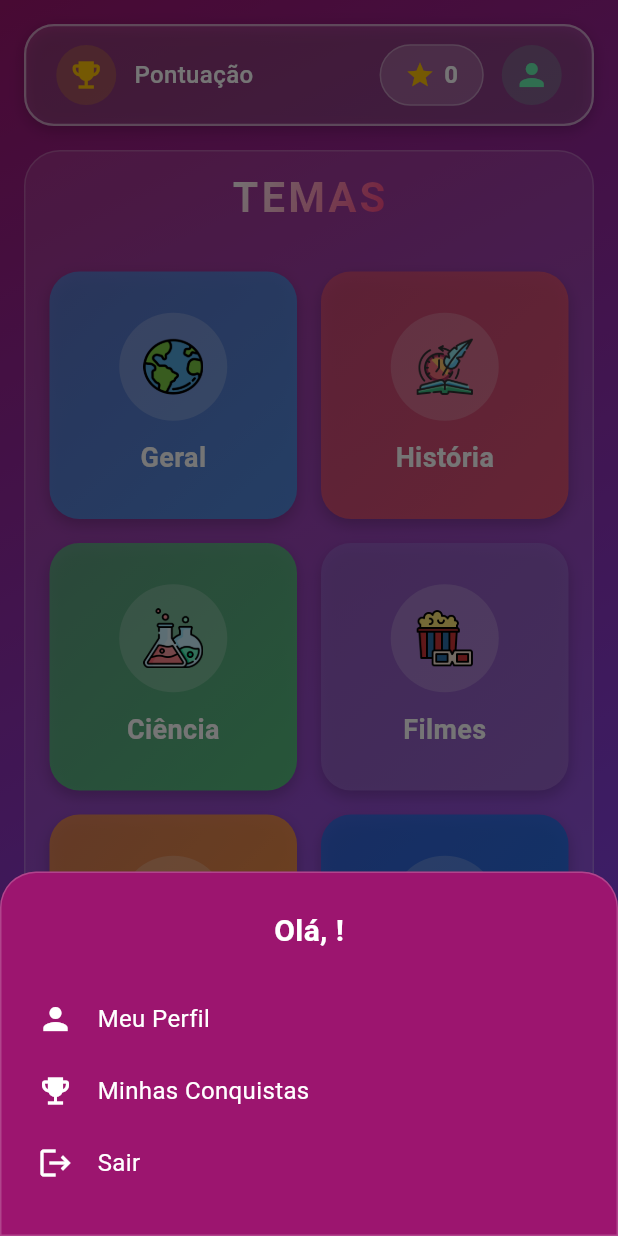
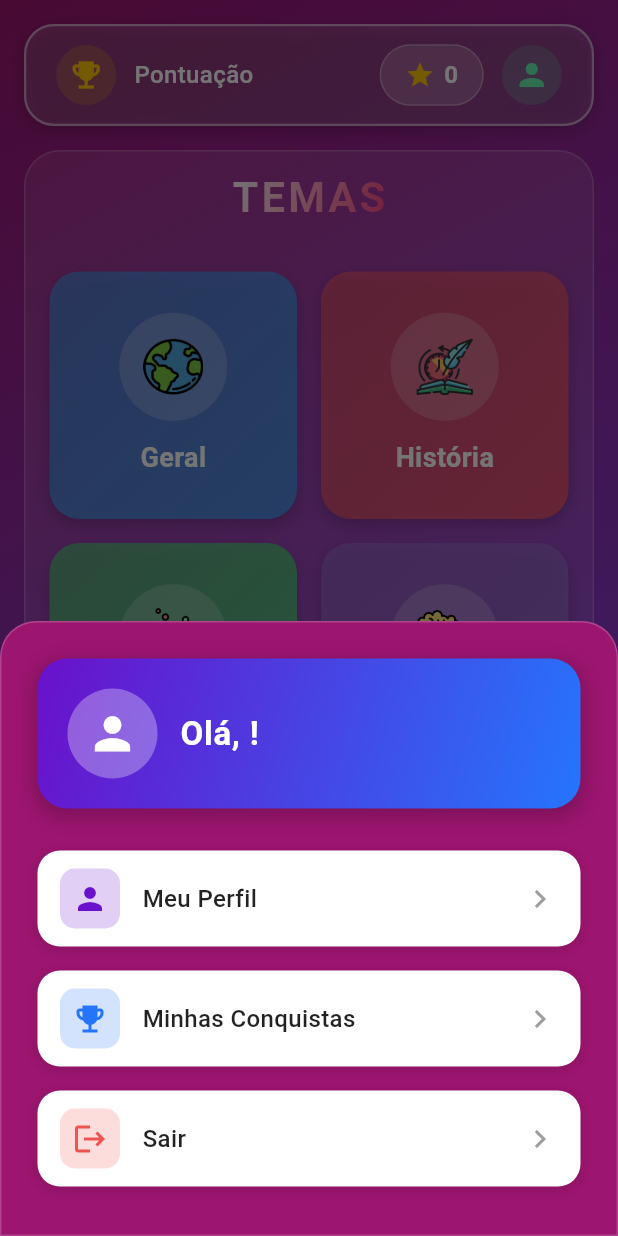
Before and after one commit to ericdiasblu/trivia_world, a Flutter app: the MenuScreen screen opened directly, after a tap on the "person" icon, on a phone screen of 412 x 824 dp. Run offline on Flutter 3.47's test engine with Material 3 defaults, Android fonts, the phone set to English and light mode, and no system bars; our stand-ins replace cloud_firestore, firebase_auth, firebase_core, google_sign_in, shared_preferences; accounts and stored records are empty.

Commit message:
classificacao feta

```diff
--- a/lib/screens/menu_screen.dart
+++ b/lib/screens/menu_screen.dart
@@ -11,6 +11,7 @@ import '../widgets/gradient_text.dart';
 import '../services/points_manager.dart';
 import '../services/question_service.dart';
 import '../screens/login_screen.dart';
+import 'leaderboard_screen.dart';
 
 class MenuScreen extends StatefulWidget {
   const MenuScreen({super.key});
@@ -168,10 +169,19 @@ class _MenuScreenState extends State<MenuScreen> {
     }
   }
 
+  void _navigateToLeaderboard() {
+    Navigator.push(
+      context,
+      MaterialPageRoute(builder: (context) => LeaderboardScreen()),
+    );
+  }
+
   @override
   Widget build(BuildContext context) {
     return Scaffold(
-      body: Container(
+      body: Stack(
+        children: [
+          Container(
             width: double.infinity,
             height: double.infinity,
             decoration: BoxDecoration(
@@ -246,8 +256,51 @@ class _MenuScreenState extends State<MenuScreen> {
               ),
             ),
           ),
+
+          // Leaderboard Button
+          Positioned(
+            bottom: 16,
+            left: 0,
+            right: 0,
+            child: Center(
+              child: ElevatedButton(
+                onPressed: _navigateToLeaderboard,
+                style: ElevatedButton.styleFrom(
+                  backgroundColor: Colors.white.withOpacity(0.2),
+                  foregroundColor: Colors.white,
+                  padding: EdgeInsets.symmetric(horizontal: 24, vertical: 12),
+                  shape: RoundedRectangleBorder(
+                    borderRadius: BorderRadius.circular(30),
+                    side: BorderSide(
+                      color: Colors.white.withOpacity(0.5),
+                      width: 1.5,
+                    ),
+                  ),
+                ),
+                child: Row(
+                  mainAxisSize: MainAxisSize.min,
+                  children: [
+                    Icon(Icons.emoji_events, color: Colors.amber),
+                    SizedBox(width: 8),
+                    Text(
+                      'Classificação',
+                      style: TextStyle(
+                        fontSize: 16,
+                        fontWeight: FontWeight.bold,
+                        letterSpacing: 0.5,
+                      ),
+                    ),
+                  ],
+                ),
+              ),
+            ),
+          ),
+        ],
+      ),
     );
   }
+
+
 
   Widget _buildTopBar() {
     return Container(
@@ -391,26 +444,73 @@ class _MenuScreenState extends State<MenuScreen> {
         child: Column(
           mainAxisSize: MainAxisSize.min,
           children: [
+            Container(
+              decoration: BoxDecoration(
+                gradient: LinearGradient(
+                  colors: [
+                    Color(0xFF6A11CB), // Deep Purple
+                    Color(0xFF2575FC), // Bright Blue
+                  ],
+                  begin: Alignment.topLeft,
+                  end: Alignment.bottomRight,
+                ),
+                borderRadius: BorderRadius.circular(20),
+                boxShadow: [
+                  BoxShadow(
+                    color: Colors.black.withOpacity(0.2),
+                    spreadRadius: 2,
+                    blurRadius: 10,
+                    offset: Offset(0, 4),
+                  ),
+                ],
+              ),
+              padding: EdgeInsets.symmetric(horizontal: 20, vertical: 20),
+              margin: EdgeInsets.only(bottom: 20),
+              child: Row(
+                children: [
+                  CircleAvatar(
+                    radius: 30,
+                    backgroundColor: Colors.white.withOpacity(0.3),
+                    child: Icon(
+                      Icons.person,
+                      color: Colors.white,
+                      size: 35,
+                    ),
+                  ),
+                  SizedBox(width: 15),
                   Text(
                     'Olá, $username!',
                     style: TextStyle(
                       color: Colors.white,
-                fontSize: 20,
-                fontWeight: FontWeight.bold,
+                      fontSize: 22,
+                      fontWeight: FontWeight.w600,
+                      letterSpacing: 0.5,
                     ),
                   ),
-            SizedBox(height: 20),
-            _buildProfileOption(Icons.person, 'Meu Perfil', () {
-              Navigator.pop(context);
-            }),
+                ],
+              ),
+            ),
             _buildProfileOption(
-              Icons.emoji_events,
-              'Minhas Conquistas',
-                  () {
+              icon: Icons.person,
+              text: 'Meu Perfil',
+              color: Color(0xFF6A11CB),
+              onTap: () {
                 Navigator.pop(context);
               },
             ),
-            _buildProfileOption(Icons.logout, 'Sair', () async {
+            _buildProfileOption(
+              icon: Icons.emoji_events,
+              text: 'Minhas Conquistas',
+              color: Color(0xFF2575FC),
+              onTap: () {
+                Navigator.pop(context);
+              },
+            ),
+            _buildProfileOption(
+              icon: Icons.logout,
+              text: 'Sair',
+              color: Colors.red.shade400,
+              onTap: () async {
                 try {
                   await FirebaseAuth.instance.signOut();
                   await PointsManager.resetPoints();
@@ -449,24 +549,73 @@ class _MenuScreenState extends State<MenuScreen> {
                   }
                   print('Error during logout: $e');
                 }
-            }),
+              },
+            ),
           ],
         ),
       ),
     );
   }
 
-  Widget _buildProfileOption(IconData icon, String text, VoidCallback onTap) {
-    return InkWell(
+  // Helper method for profile options
+  Widget _buildProfileOption({
+    required IconData icon,
+    required String text,
+    required Color color,
+    required VoidCallback onTap,
+  }) {
+    return Container(
+      margin: EdgeInsets.symmetric(vertical: 8),
+      decoration: BoxDecoration(
+        color: Colors.white,
+        borderRadius: BorderRadius.circular(15),
+        boxShadow: [
+          BoxShadow(
+            color: Colors.black.withOpacity(0.1),
+            spreadRadius: 1,
+            blurRadius: 5,
+            offset: Offset(0, 2),
+          ),
+        ],
+      ),
+      child: Material(
+        color: Colors.transparent,
+        child: InkWell(
+          borderRadius: BorderRadius.circular(15),
           onTap: onTap,
-      child: Container(
-        padding: EdgeInsets.symmetric(vertical: 12),
+          child: Padding(
+            padding: EdgeInsets.symmetric(horizontal: 15, vertical: 12),
             child: Row(
               children: [
-            Icon(icon, color: Colors.white),
-            SizedBox(width: 16),
-            Text(text, style: TextStyle(color: Colors.white, fontSize: 16)),
+                Container(
+                  decoration: BoxDecoration(
+                    color: color.withOpacity(0.2),
+                    borderRadius: BorderRadius.circular(10),
+                  ),
+                  padding: EdgeInsets.all(8),
+                  child: Icon(
+                    icon,
+                    color: color,
+                    size: 24,
+                  ),
+                ),
+                SizedBox(width: 15),
+                Text(
+                  text,
+                  style: TextStyle(
+                    fontSize: 16,
+                    fontWeight: FontWeight.w500,
+                    color: Colors.black87,
+                  ),
+                ),
+                Spacer(),
+                Icon(
+                  Icons.chevron_right,
+                  color: Colors.grey,
+                ),
               ],
+            ),
+          ),
         ),
       ),
     );
```
Also changed, not shown: lib/screens/leaderboard_screen.dart (added, +167 -0 lines). Lines whose indentation alone changed are shown as unchanged.
